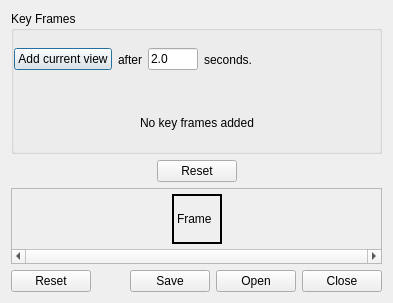
Qt form 2010_hackathon/brunsc/python_console/scripts/movie_maker_dialog.ui (CBL-ORION/Vaa3D-mirror) before a commit.
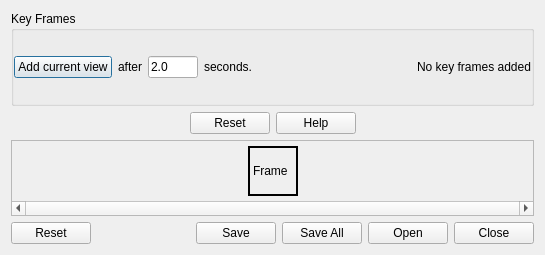
The same form after that commit.

```diff
--- a/2010_hackathon/brunsc/python_console/scripts/movie_maker_dialog.ui
+++ b/2010_hackathon/brunsc/python_console/scripts/movie_maker_dialog.ui
@@ -6,8 +6,8 @@
    <rect>
     <x>0</x>
     <y>0</y>
-    <width>393</width>
-    <height>303</height>
+    <width>545</width>
+    <height>255</height>
    </rect>
   </property>
   <property name="windowTitle">
@@ -69,7 +69,7 @@
           <item>
            <widget class="QLabel" name="label_3">
             <property name="text">
-             <string>seconds.</string>
+             <string>seconds.  </string>
             </property>
             <property name="buddy">
              <cstring>frameIntervalLineEdit</cstring>
@@ -89,33 +89,6 @@
             </property>
            </spacer>
           </item>
-         </layout>
-        </item>
-        <item>
-         <widget class="QFrame" name="frame">
-          <property name="frameShape">
-           <enum>QFrame::NoFrame</enum>
-          </property>
-          <property name="frameShadow">
-           <enum>QFrame::Plain</enum>
-          </property>
-          <layout class="QHBoxLayout" name="horizontalLayout_4">
-           <property name="margin">
-            <number>0</number>
-           </property>
-           <item>
-            <spacer name="horizontalSpacer_5">
-             <property name="orientation">
-              <enum>Qt::Horizontal</enum>
-             </property>
-             <property name="sizeHint" stdset="0">
-              <size>
-               <width>40</width>
-               <height>20</height>
-              </size>
-             </property>
-            </spacer>
-           </item>
            <item>
             <widget class="QLabel" name="keyFrameLabel">
              <property name="text">
@@ -123,21 +96,7 @@
              </property>
             </widget>
            </item>
-           <item>
-            <spacer name="horizontalSpacer_4">
-             <property name="orientation">
-              <enum>Qt::Horizontal</enum>
-             </property>
-             <property name="sizeHint" stdset="0">
-              <size>
-               <width>40</width>
-               <height>20</height>
-              </size>
-             </property>
-            </spacer>
-           </item>
-          </layout>
-         </widget>
+         </layout>
         </item>
        </layout>
       </widget>
@@ -147,7 +106,7 @@
    <item>
     <widget class="QDialogButtonBox" name="playButtonBox">
      <property name="standardButtons">
-      <set>QDialogButtonBox::Reset</set>
+      <set>QDialogButtonBox::Help|QDialogButtonBox::Reset</set>
      </property>
      <property name="centerButtons">
       <bool>true</bool>
@@ -176,7 +135,7 @@
        <rect>
         <x>0</x>
         <y>0</y>
-        <width>367</width>
+        <width>519</width>
         <height>61</height>
        </rect>
       </property>
@@ -257,7 +216,7 @@
       <enum>Qt::Horizontal</enum>
      </property>
      <property name="standardButtons">
-      <set>QDialogButtonBox::Close|QDialogButtonBox::Open|QDialogButtonBox::Reset|QDialogButtonBox::Save</set>
+      <set>QDialogButtonBox::Close|QDialogButtonBox::Open|QDialogButtonBox::Reset|QDialogButtonBox::Save|QDialogButtonBox::SaveAll</set>
      </property>
     </widget>
    </item>
```
Lines whose indentation alone changed are shown as unchanged.
